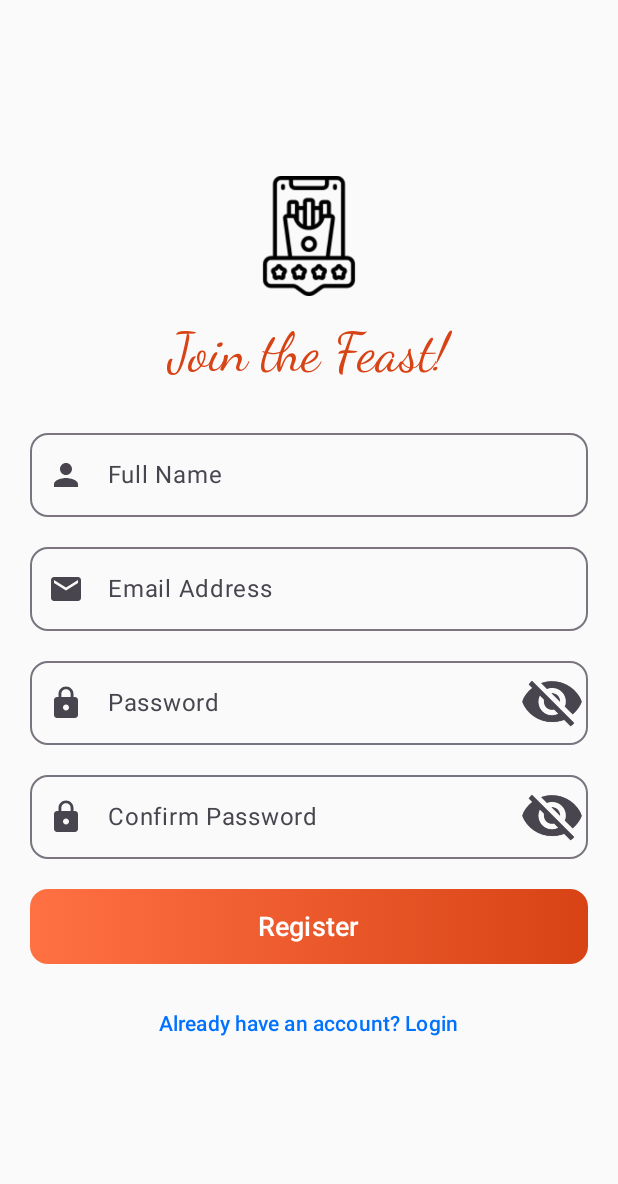
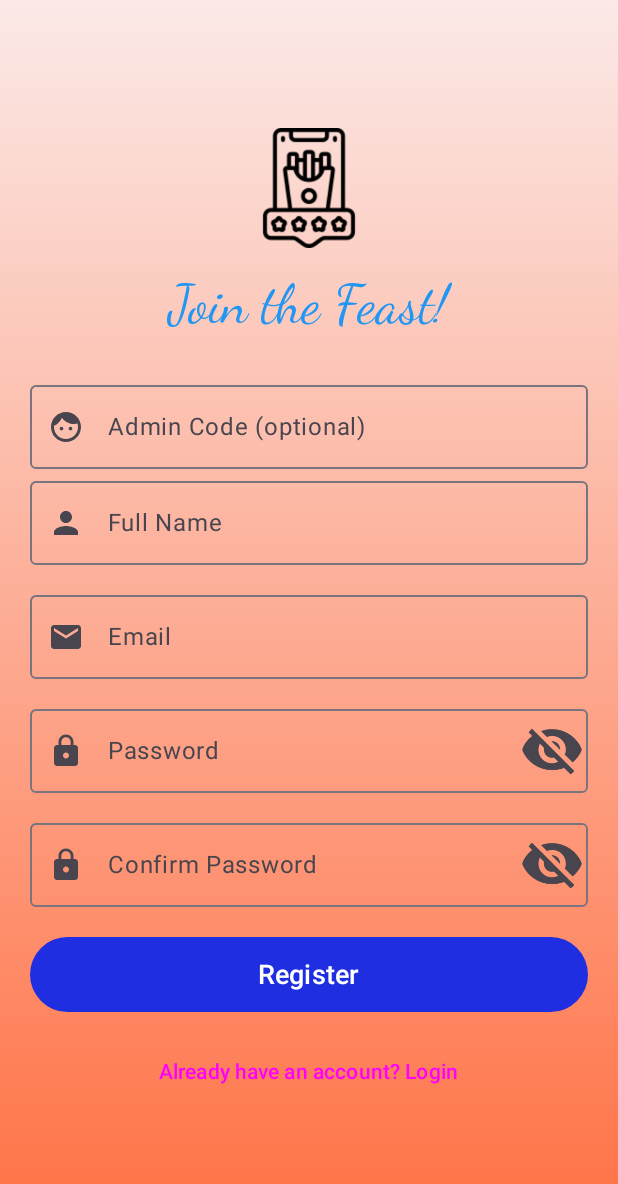
Before and after one commit to mugashtess/MugashEats, an Android app built with Jetpack Compose: the screen it shows after launch (MainActivity), on a phone screen of 412 x 824 dp. Shown: the top 1184 px of the screen. Run offline under Robolectric (Android 15) with nearby library versions, the phone set to English and light mode, and no system bars; our stand-ins replace Room's generated code.

Commit message:
my commit

```diff
--- a/app/src/main/java/com/mugash/mugasheats/model/Recipe.kt
+++ b/app/src/main/java/com/mugash/mugasheats/model/Recipe.kt
@@ -13,5 +13,8 @@ data class Recipe(
     val ingredients: String,
     val steps: String,
     val time: String,
-    val imagePath: String
+    val name: String,
+    val imagePath: String,
+    val chefPhone: String  // <-- Add this line
+
 )
--- a/app/src/main/java/com/mugash/mugasheats/navigation/AppNavHost.kt
+++ b/app/src/main/java/com/mugash/mugasheats/navigation/AppNavHost.kt
@@ -1,5 +1,6 @@
 package com.mugash.mugasheats.navigation
 
+import RecipeListScreen
 import android.os.Build
 import androidx.annotation.RequiresApi
 import androidx.compose.runtime.Composable
@@ -23,9 +24,8 @@ import com.mugash.mugasheats.ui.screens.item.RestaurantMenuScreen
 import com.mugash.mugasheats.ui.screens.more.MoreScreen
 import com.mugash.mugasheats.ui.screens.recipe.AddRecipeScreen
 import com.mugash.mugasheats.ui.screens.recipe.EditRecipeScreen
+import com.mugash.mugasheats.ui.screens.recipe.RecipeScreen
 
-import com.mugash.mugasheats.ui.screens.recipe.RecipeListScreen
-import com.mugash.mugasheats.ui.screens.recipe.RecipeScreen
 import com.mugash.mugasheats.ui.screens.splash.SplashScreen
 import com.mugash.mugasheats.ui.screens.start.StartScreen
 import com.mugash.mugasheats.viewmodel.AuthViewModel
--- a/app/src/main/java/com/mugash/mugasheats/repository/RecipeRepository.kt
+++ b/app/src/main/java/com/mugash/mugasheats/repository/RecipeRepository.kt
@@ -24,4 +24,5 @@ class RecipeRepository(private val dao: RecipeDao) {
     suspend fun getRecipeById(id: Int): Recipe? {
         return dao.getRecipeById(id)
     }
+
 }
--- a/app/src/main/java/com/mugash/mugasheats/ui/screens/auth/LoginScreen.kt
+++ b/app/src/main/java/com/mugash/mugasheats/ui/screens/auth/LoginScreen.kt
@@ -30,6 +30,7 @@ import com.mugash.mugasheats.navigation.ROUT_ADD_RECIPE
 import com.mugash.mugasheats.navigation.ROUT_REGISTER
 import com.mugash.mugasheats.navigation.ROUT_DASHBOARD
 import com.mugash.mugasheats.navigation.ROUT_MORE
+import com.mugash.mugasheats.navigation.ROUT_START
 import com.mugash.mugasheats.viewmodel.AuthViewModel
 
 @Composable
@@ -52,7 +53,7 @@ fun LoginScreen(
                 if (user.role == "admin") {
                     navController.navigate(ROUT_ADD_RECIPE)
                 } else {
-                    navController.navigate(ROUT_DASHBOARD)
+                    navController.navigate(ROUT_START)
                 }
             }
         }
--- a/app/src/main/java/com/mugash/mugasheats/ui/screens/auth/RegisterScreen.kt
+++ b/app/src/main/java/com/mugash/mugasheats/ui/screens/auth/RegisterScreen.kt
@@ -33,7 +33,6 @@ import com.mugash.mugasheats.R
 import com.mugash.mugasheats.model.User
 import com.mugash.mugasheats.navigation.ROUT_LOGIN
 @OptIn(ExperimentalMaterial3Api::class)
-
 @Composable
 fun RegisterScreen(
     authViewModel: AuthViewModel,
@@ -46,143 +45,193 @@ fun RegisterScreen(
     var confirmPassword by remember { mutableStateOf("") }
     var passwordVisible by remember { mutableStateOf(false) }
     var confirmPasswordVisible by remember { mutableStateOf(false) }
+    var secretCode by remember { mutableStateOf("") }
+    var role by remember { mutableStateOf("user") }
+    var isAdminMode by remember { mutableStateOf(false) }
     val context = LocalContext.current
 
-    // Restaurant role is fixed to "user" unless admin registration is internal
-    val role = "user"
+    val animatedAlpha by animateFloatAsState(
+        targetValue = 1f,
+        animationSpec = tween(durationMillis = 1500, easing = LinearEasing),
+        label = "Animated Alpha"
+    )
 
+    Box(
+        modifier = Modifier
+            .fillMaxSize()
+            .background(
+                Brush.verticalGradient(
+                    colors = listOf(Color(0xFFFBE9E7), Color(0xFFFF7043))
+                )
+            )
+            .padding(20.dp)
+    ) {
         Column(
             modifier = Modifier
-            .fillMaxSize()
-            .padding(20.dp),
+                .fillMaxSize(),
             verticalArrangement = Arrangement.Center,
             horizontalAlignment = Alignment.CenterHorizontally
         ) {
-        // Restaurant Logo
+            // Logo
             Icon(
                 painter = painterResource(id = R.drawable.restaurant_logo),
-            contentDescription = "Mugash Eats Logo",
+                contentDescription = "Logo",
                 modifier = Modifier.size(80.dp),
                 tint = Color.Unspecified
             )
 
             Spacer(modifier = Modifier.height(16.dp))
 
-        // Animated Heading
             AnimatedVisibility(visible = true, enter = fadeIn(), exit = fadeOut()) {
                 Text(
                     "Join the Feast!",
                     fontSize = 36.sp,
                     fontFamily = FontFamily.Cursive,
-                color = Color(0xFFD84315)
+                    color = Color(0xFF2196F3)
                 )
             }
 
             Spacer(modifier = Modifier.height(24.dp))
 
-        // Username Field
+            // Admin Code Field
+            OutlinedTextField(
+                value = secretCode,
+                onValueChange = {
+                    secretCode = it
+                    isAdminMode = it == "admin123"
+                    if (!isAdminMode) role = "user"
+                },
+                label = { Text("Admin Code (optional)") },
+                leadingIcon = { Icon(Icons.Filled.Face, contentDescription = "Admin Code Icon") },
+                modifier = Modifier.fillMaxWidth()
+            )
+
+            if (isAdminMode) {
+                //Admin Role Dropdown
+                var expanded by remember { mutableStateOf(false) }
+                val roleOptions = listOf("user", "admin")
+
+                ExposedDropdownMenuBox(
+                    expanded = expanded,
+                    onExpandedChange = { expanded = !expanded }
+                ) {
+                    OutlinedTextField(
+                        value = role,
+                        onValueChange = {},
+                        readOnly = true,
+                        label = { Text("Select Role") },
+                        trailingIcon = { ExposedDropdownMenuDefaults.TrailingIcon(expanded) },
+                        modifier = Modifier.menuAnchor().fillMaxWidth()
+                    )
+                    ExposedDropdownMenu(
+                        expanded = expanded,
+                        onDismissRequest = { expanded = false }
+                    ) {
+                        roleOptions.forEach { selectionOption ->
+                            DropdownMenuItem(
+                                text = { Text(selectionOption) },
+                                onClick = {
+                                    role = selectionOption
+                                    expanded = false
+                                }
+                            )
+                        }
+                    }
+                }
+
+                Spacer(modifier = Modifier.height(12.dp))
+            }
+
+            // Name
             OutlinedTextField(
                 value = username,
                 onValueChange = { username = it },
                 label = { Text("Full Name") },
-            leadingIcon = { Icon(Icons.Filled.Person, contentDescription = "Username Icon") },
-            modifier = Modifier.fillMaxWidth(),
-            shape = MaterialTheme.shapes.medium
+                leadingIcon = { Icon(Icons.Filled.Person, contentDescription = "Name") },
+                modifier = Modifier.fillMaxWidth()
             )
 
             Spacer(modifier = Modifier.height(12.dp))
 
-        // Email Field
+            // Email
             OutlinedTextField(
                 value = email,
                 onValueChange = { email = it },
-            label = { Text("Email Address") },
-            leadingIcon = { Icon(Icons.Filled.Email, contentDescription = "Email Icon") },
+                label = { Text("Email") },
+                leadingIcon = { Icon(Icons.Filled.Email, contentDescription = "Email") },
                 keyboardOptions = KeyboardOptions(keyboardType = KeyboardType.Email),
-            modifier = Modifier.fillMaxWidth(),
-            shape = MaterialTheme.shapes.medium
+                modifier = Modifier.fillMaxWidth()
             )
 
             Spacer(modifier = Modifier.height(12.dp))
 
-        // Password Field
+            // Password
             OutlinedTextField(
                 value = password,
                 onValueChange = { password = it },
                 label = { Text("Password") },
                 visualTransformation = if (passwordVisible) VisualTransformation.None else PasswordVisualTransformation(),
-            leadingIcon = { Icon(Icons.Filled.Lock, contentDescription = "Password Icon") },
+                leadingIcon = { Icon(Icons.Filled.Lock, contentDescription = "Password") },
                 trailingIcon = {
-                val image = if (passwordVisible) painterResource(R.drawable.visibility) else painterResource(R.drawable.visibilityoff)
+                    val icon = if (passwordVisible) R.drawable.visibility else R.drawable.visibilityoff
                     IconButton(onClick = { passwordVisible = !passwordVisible }) {
-                    Icon(image, contentDescription = if (passwordVisible) "Hide Password" else "Show Password")
+                        Icon(painter = painterResource(icon), contentDescription = null)
                     }
                 },
                 keyboardOptions = KeyboardOptions(keyboardType = KeyboardType.Password),
-            modifier = Modifier.fillMaxWidth(),
-            shape = MaterialTheme.shapes.medium
+                modifier = Modifier.fillMaxWidth()
             )
 
             Spacer(modifier = Modifier.height(12.dp))
 
-        // Confirm Password Field
+            // Confirm Password
             OutlinedTextField(
                 value = confirmPassword,
                 onValueChange = { confirmPassword = it },
                 label = { Text("Confirm Password") },
                 visualTransformation = if (confirmPasswordVisible) VisualTransformation.None else PasswordVisualTransformation(),
-            leadingIcon = { Icon(Icons.Filled.Lock, contentDescription = "Confirm Password Icon") },
+                leadingIcon = { Icon(Icons.Filled.Lock, contentDescription = "Confirm") },
                 trailingIcon = {
-                val image = if (confirmPasswordVisible) painterResource(R.drawable.visibility) else painterResource(R.drawable.visibilityoff)
+                    val icon = if (confirmPasswordVisible) R.drawable.visibility else R.drawable.visibilityoff
                     IconButton(onClick = { confirmPasswordVisible = !confirmPasswordVisible }) {
-                    Icon(image, contentDescription = if (confirmPasswordVisible) "Hide Password" else "Show Password")
+                        Icon(painter = painterResource(icon), contentDescription = null)
                     }
                 },
                 keyboardOptions = KeyboardOptions(keyboardType = KeyboardType.Password),
-            modifier = Modifier.fillMaxWidth(),
-            shape = MaterialTheme.shapes.medium
+                modifier = Modifier.fillMaxWidth()
             )
 
             Spacer(modifier = Modifier.height(20.dp))
 
             // Register Button
-        Box(
-            modifier = Modifier
-                .fillMaxWidth()
-                .height(50.dp)
-                .background(
-                    brush = Brush.horizontalGradient(
-                        colors = listOf(Color(0xFFFF7043), Color(0xFFD84315)) // Orange to deep orange
-                    ),
-                    shape = MaterialTheme.shapes.medium
-                ),
-            contentAlignment = Alignment.Center
-        ) {
             Button(
                 onClick = {
-                    if (username.isBlank() || email.isBlank() || password.isBlank() || confirmPassword.isBlank()) {
+                    when {
+                        username.isBlank() || email.isBlank() || password.isBlank() || confirmPassword.isBlank() ->
                             Toast.makeText(context, "All fields are required", Toast.LENGTH_SHORT).show()
-                    } else if (password != confirmPassword) {
+                        password != confirmPassword ->
                             Toast.makeText(context, "Passwords do not match", Toast.LENGTH_SHORT).show()
-                    } else {
+                        else -> {
                             authViewModel.registerUser(
-                            User(username = username, email = email, role = role, password = password)
+                                User(username = username, email = email, password = password, role = role)
                             )
                             onRegisterSuccess()
                         }
+                    }
                 },
-                modifier = Modifier.fillMaxSize(),
-                colors = ButtonDefaults.buttonColors(containerColor = Color.Transparent)
+                modifier = Modifier
+                    .fillMaxWidth()
+                    .height(50.dp),
+                colors = ButtonDefaults.buttonColors(containerColor = Color(0xEB0D26EC))
             ) {
                 Text("Register", color = Color.White, fontSize = 18.sp)
-            }
             }
 
             Spacer(modifier = Modifier.height(16.dp))
 
-        // Login Redirect
             TextButton(onClick = { navController.navigate(ROUT_LOGIN) }) {
-            Text("Already have an account? Login", color = Color(0xFF0072FF))
+                Text("Already have an account? Login", color = Color.Magenta)
             }
         }
     }
+}
--- a/app/src/main/java/com/mugash/mugasheats/ui/screens/recipe/AddRecipeScreen.kt
+++ b/app/src/main/java/com/mugash/mugasheats/ui/screens/recipe/AddRecipeScreen.kt
@@ -179,7 +179,7 @@ fun AddRecipeScreen(navController: NavController, viewModel: RecipeViewModel) {
                     onClick = {
                         if (name.isNotBlank() && ingredients.isNotBlank() && steps.isNotBlank() && prepTime.isNotBlank() && imageUri != null) {
                             // You should call your viewModel.addRecipe() here (create it if doesn’t exist)
-                            navController.popBackStack()
+                            navController.navigate(ROUT_RECIPE_LIST)
                         } else {
                             // Optionally show Snackbar
                         }
--- a/app/src/main/java/com/mugash/mugasheats/ui/screens/splash/SplashScreen.kt
+++ b/app/src/main/java/com/mugash/mugasheats/ui/screens/splash/SplashScreen.kt
@@ -36,7 +36,7 @@ fun SplashScreen(navController: NavHostController) {
     val coroutine = rememberCoroutineScope()
     coroutine.launch {
         delay(2000)
-        navController.navigate(ROUT_START)
+        navController.navigate(ROUT_REGISTER)
 
     }
 
--- a/app/src/main/java/com/mugash/mugasheats/ui/screens/start/StartScreen.kt
+++ b/app/src/main/java/com/mugash/mugasheats/ui/screens/start/StartScreen.kt
@@ -23,6 +23,8 @@ import androidx.compose.ui.unit.sp
 import androidx.navigation.NavController
 import androidx.navigation.compose.rememberNavController
 import com.mugash.mugasheats.R
+import com.mugash.mugasheats.navigation.ROUT_ADD_RECIPE
+import com.mugash.mugasheats.navigation.ROUT_DASHBOARD
 import com.mugash.mugasheats.navigation.ROUT_HOME
 import com.mugash.mugasheats.navigation.ROUT_REGISTER
 import com.mugash.mugasheats.navigation.ROUT_SPLASH
@@ -36,7 +38,8 @@ fun StartScreen(navController: NavController) {
     val coroutine = rememberCoroutineScope()
     coroutine.launch {
         delay(2000)
-        navController.navigate(ROUT_REGISTER
+        navController.navigate(
+            ROUT_DASHBOARD
         )
 
     }
@@ -89,7 +92,7 @@ fun StartScreen(navController: NavController) {
         Spacer(modifier = Modifier.height(30.dp))
 
         Button(
-            onClick = { navController.navigate(ROUT_HOME) },
+            onClick = { navController.navigate(ROUT_ADD_RECIPE) },
             shape = RoundedCornerShape(12.dp),
             colors = ButtonDefaults.buttonColors(
                 containerColor = Color(0xFFFF7043), // Vibrant orange
--- a/app/src/main/java/com/mugash/mugasheats/viewmodel/RecipeViewModel.kt
+++ b/app/src/main/java/com/mugash/mugasheats/viewmodel/RecipeViewModel.kt
@@ -76,6 +76,7 @@ class RecipeViewModel(application: Application) : AndroidViewModel(application)
         repository.update(updatedRecipe)
     }
 
+    fun deleteRecipe(recipe: com.mugash.mugasheats.model.Recipe) {}
 
 
 }
```
Also changed, not shown: app/src/main/java/com/mugash/mugasheats/ui/screens/recipe/RecipeListScreen.kt (+73 -169 lines). Lines whose indentation alone changed are shown as unchanged.
